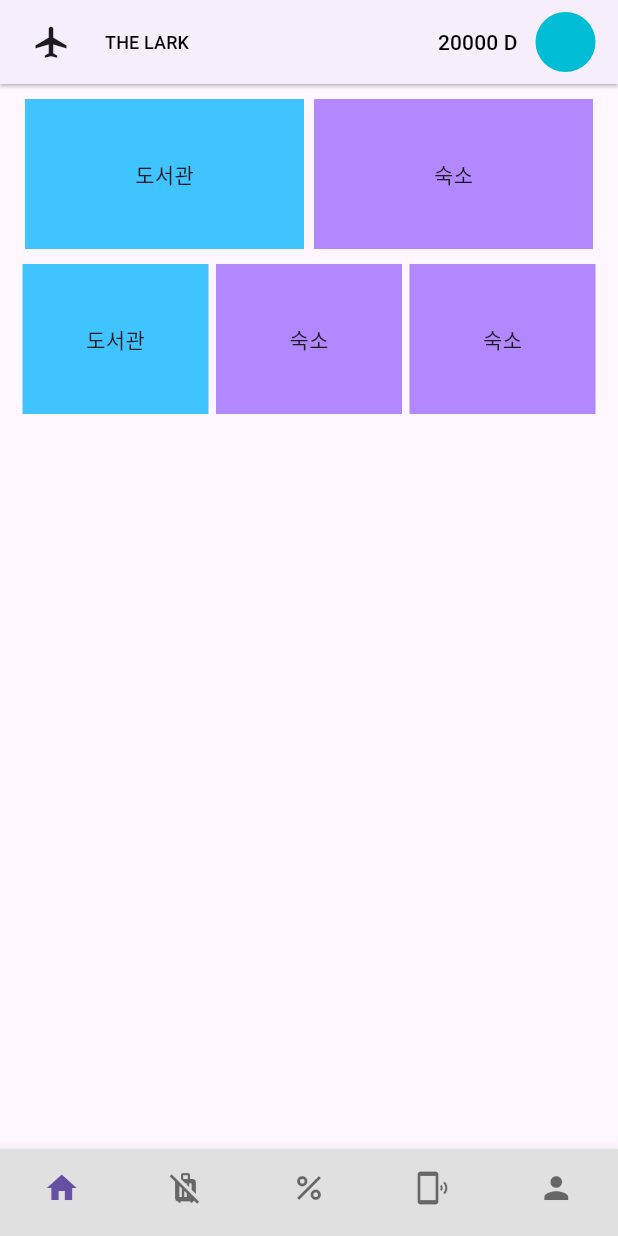
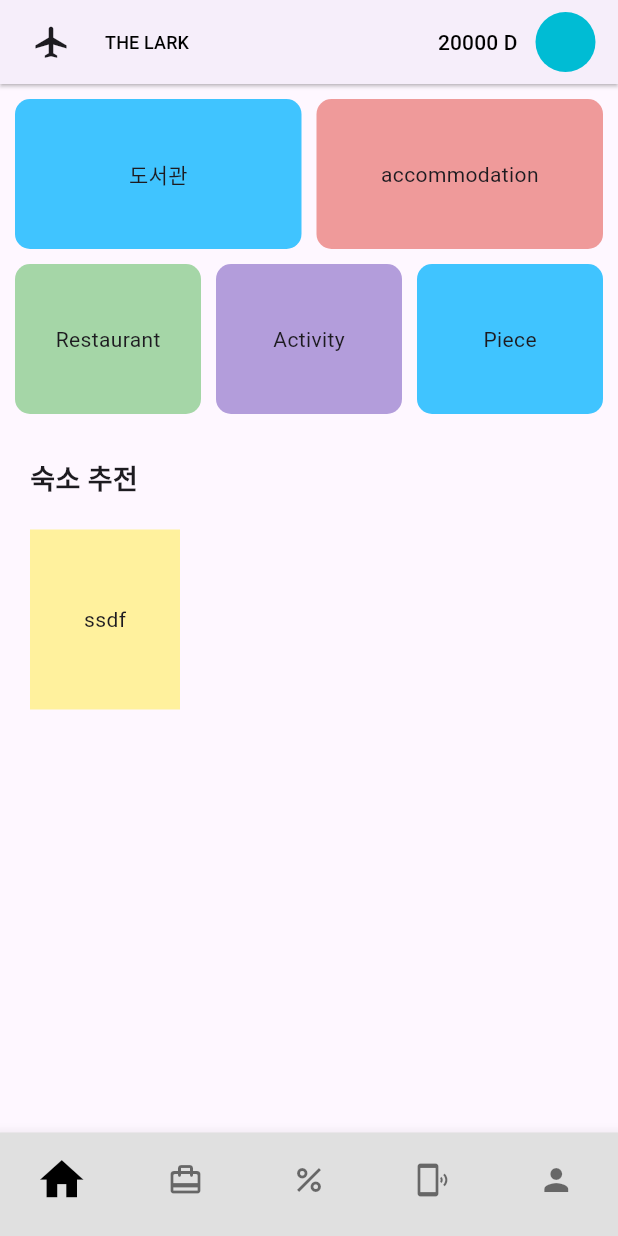
Before and after one commit to ecar1234/app_travl_lark, a Flutter app: the screen it shows after launch, on a phone screen of 412 x 824 dp. Run offline on Flutter 3.47's test engine with Material 3 defaults, Android fonts, the phone set to English and light mode, and no system bars.

Commit message:
changed gradle ver / bundle name / add main dedign

```diff
--- a/lib/main.dart
+++ b/lib/main.dart
@@ -51,9 +51,13 @@ class _AppMainState extends State<AppMain> {
               showSelectedLabels: false,
               showUnselectedLabels: false,
               type: BottomNavigationBarType.fixed,
+              selectedIconTheme: const IconThemeData(
+                size: 35.0,
+                color: Colors.black
+              ),
               items: const [
                 BottomNavigationBarItem(icon: Icon(Icons.home), label: "home"),
-                BottomNavigationBarItem(icon: Icon(Icons.leave_bags_at_home), label: "reservation"),
+                BottomNavigationBarItem(icon: Icon(Icons.card_travel_rounded), label: "reservation"),
                 BottomNavigationBarItem(icon: Icon(Icons.percent), label: "coupon"),
                 BottomNavigationBarItem(icon: Icon(Icons.phonelink_ring), label: "myPage"),
                 BottomNavigationBarItem(icon: Icon(Icons.person), label: "myPage"),
--- a/lib/presentation/pages/home.dart
+++ b/lib/presentation/pages/home.dart
@@ -48,7 +48,7 @@ class Home extends StatelessWidget {
           )
         ],
       ),
-      body: HomeMain(),
+      body: const HomeMain(),
     );
   }
 }
@@ -59,29 +59,38 @@ class HomeMain extends StatelessWidget {
   @override
   Widget build(BuildContext context) {
     return Scaffold(
-        body: Padding(
+        body: SingleChildScrollView(
+      scrollDirection: Axis.vertical,
+      child: Padding(
         padding: const EdgeInsets.all(10.0),
-            child: Expanded(
-              child: Column(children: [
+        child: Column(
+          children: <Widget>[
+            Column(children: [
               Row(
-                  mainAxisAlignment: MainAxisAlignment.spaceEvenly,
+                mainAxisAlignment: MainAxisAlignment.spaceBetween,
                 children: [
                   InkWell(
                     onTap: () {},
                     child: Container(
-                        width: (MediaQuery.of(context).size.width - 40.0) / 2,
+                      width: (MediaQuery.of(context).size.width - 30.0) / 2,
                       height: 100,
+                      decoration: BoxDecoration(
+                        borderRadius: BorderRadius.circular(10.0),
                         color: Colors.lightBlueAccent[200],
+                      ),
                       child: const Center(child: Text("도서관")),
                     ),
                   ),
                   InkWell(
                     onTap: () {},
                     child: Container(
-                        width: (MediaQuery.of(context).size.width - 40.0) / 2,
+                      width: (MediaQuery.of(context).size.width - 30.0) / 2,
                       height: 100,
-                        color: Colors.deepPurpleAccent[100],
-                        child: const Center(child: Text("숙소")),
+                      decoration: BoxDecoration(
+                        borderRadius: BorderRadius.circular(10.0),
+                        color: Colors.red[200],
+                      ),
+                      child: const Center(child: Text("accommodation")),
                     ),
                   )
                 ],
@@ -90,15 +99,18 @@ class HomeMain extends StatelessWidget {
                 height: 10.0,
               ),
               Row(
-                  mainAxisAlignment: MainAxisAlignment.spaceEvenly,
+                mainAxisAlignment: MainAxisAlignment.spaceBetween,
                 children: [
                   InkWell(
                     onTap: () {},
                     child: Container(
                       width: (MediaQuery.of(context).size.width - 40.0) / 3,
                       height: 100,
-                        color: Colors.lightBlueAccent[200],
-                        child: const Center(child: Text("도서관")),
+                      decoration: BoxDecoration(
+                        borderRadius: BorderRadius.circular(10.0),
+                        color: Colors.green[200],
+                      ),
+                      child: const Center(child: Text("Restaurant")),
                     ),
                   ),
                   InkWell(
@@ -106,8 +118,11 @@ class HomeMain extends StatelessWidget {
                     child: Container(
                       width: (MediaQuery.of(context).size.width - 40.0) / 3,
                       height: 100,
-                        color: Colors.deepPurpleAccent[100],
-                        child: const Center(child: Text("숙소")),
+                      decoration: BoxDecoration(
+                        borderRadius: BorderRadius.circular(10.0),
+                        color: Colors.deepPurple[200],
+                      ),
+                      child: const Center(child: Text("Activity")),
                     ),
                   ),
                   InkWell(
@@ -115,13 +130,53 @@ class HomeMain extends StatelessWidget {
                     child: Container(
                       width: (MediaQuery.of(context).size.width - 40.0) / 3,
                       height: 100,
-                        color: Colors.deepPurpleAccent[100],
-                        child: const Center(child: Text("숙소")),
+                      decoration: BoxDecoration(
+                        borderRadius: BorderRadius.circular(10.0),
+                        color: Colors.lightBlueAccent[200],
+                      ),
+                      child: const Center(child: Text("Piece")),
                     ),
                   )
                 ],
               ),
             ]),
-            )));
+            const SizedBox(
+              height: 30.0,
+            ),
+            Container(
+              padding: const EdgeInsets.symmetric(horizontal: 10.0),
+              width: MediaQuery.of(context).size.width,
+              child: Column(
+                crossAxisAlignment: CrossAxisAlignment.start,
+                children: <Widget>[
+                  const Text(
+                    "숙소 추전",
+                    style: TextStyle(fontWeight: FontWeight.bold, fontSize: 18.0),
+                  ),
+                  const SizedBox(
+                    height: 20.0,
+                  ),
+                  SingleChildScrollView(
+                    scrollDirection: Axis.horizontal,
+                    child: Row(
+                      children: [
+                        Container(
+                          // A fixed-height child.
+                          color: Colors.yellow.withOpacity(.5),
+                          height: 120.0,
+                          width: 100,
+                          alignment: Alignment.center,
+                          child: const Text('ssdf'),
+                        )
+                      ],
+                    ),
+                  )
+                ],
+              ),
+            )
+          ],
+        ),
+      ),
+    ));
   }
 }
```
Also changed, not shown: 3 other files. Lines whose indentation alone changed are shown as unchanged.
